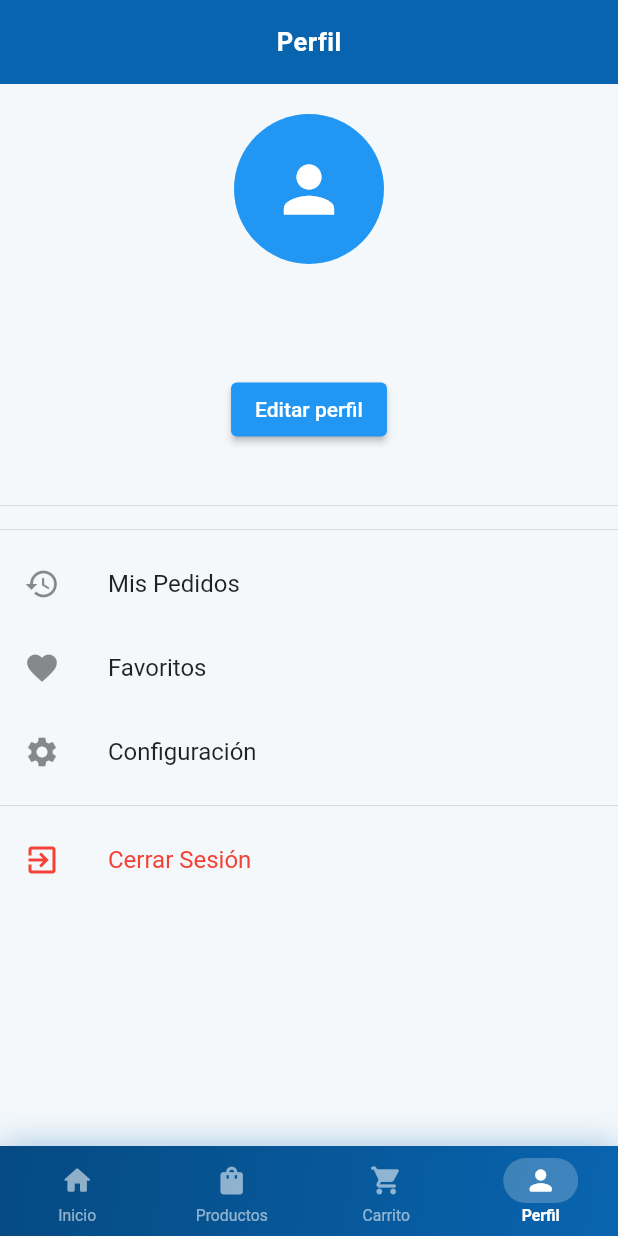
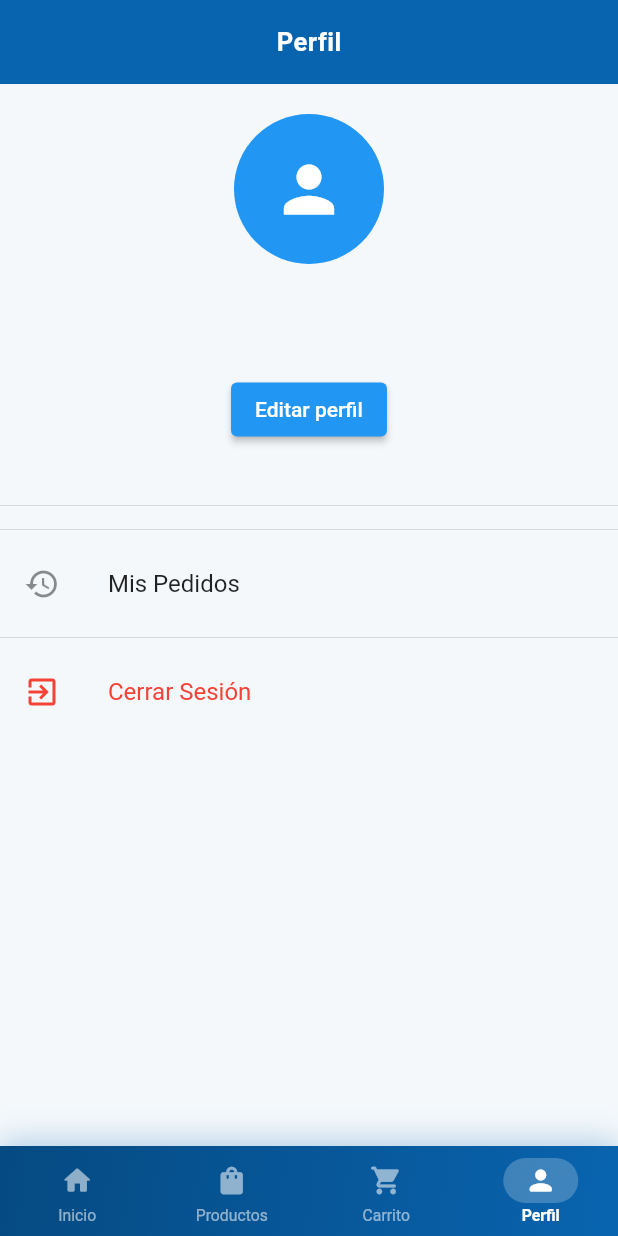
Before and after one commit to sebitaxsz/ProyectoMovilFlutterDart, a Flutter app: the MainScreen screen opened by its route, item 4 of the bottom bar chosen, on a phone screen of 412 x 824 dp. Run offline on Flutter 3.47's test engine with Material 3 defaults, Android fonts, the phone set to English and light mode, and no system bars; our stand-ins replace shared_preferences; accounts and stored records are empty; network calls fail.

Commit message:
subo version 1.0 de la app

```diff
--- a/sga_optica_mobile/lib/views/profile.dart
+++ b/sga_optica_mobile/lib/views/profile.dart
@@ -99,24 +99,8 @@ ElevatedButton(
               );
             },
           ),
-          ListTile(
-            leading: const Icon(Icons.favorite),
-            title: const Text('Favoritos'),
-            onTap: () {
-              ScaffoldMessenger.of(context).showSnackBar(
-                const SnackBar(content: Text('Próximamente')),
-              );
-            },
-          ),
-          ListTile(
-            leading: const Icon(Icons.settings),
-            title: const Text('Configuración'),
-            onTap: () {
-              ScaffoldMessenger.of(context).showSnackBar(
-                const SnackBar(content: Text('Próximamente')),
-              );
-            },
-          ),
+
+
           const Divider(),
           ListTile(
             leading: const Icon(Icons.exit_to_app, color: Colors.red),
```
